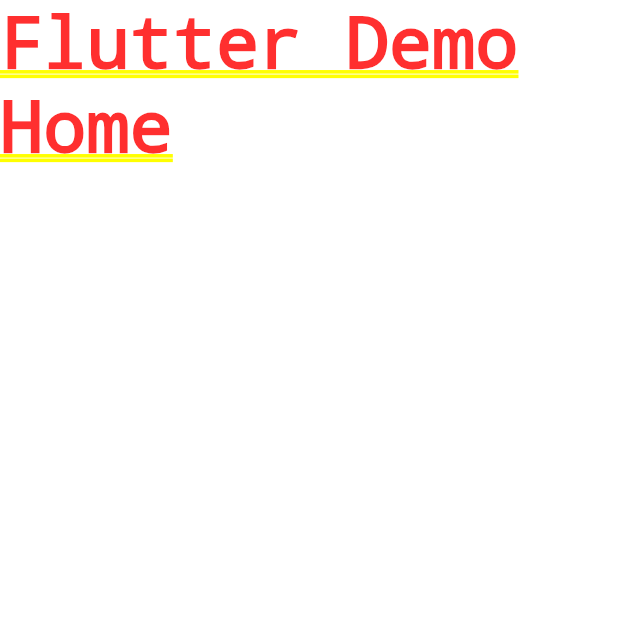
After one commit to claytonmagalhaesdev/flutter_clean_arch_template, a Flutter app: the screen it shows after launch, on a phone screen of 412 x 824 dp, the top half of it. The commit adds this screen. Run offline on Flutter 3.47's test engine with Material 3 defaults, Android fonts, the phone set to English and light mode, and no system bars.

Commit message:
refactor: :art: split main class into two classes
The main class was refactored to improve code organization. The logic was divided into two separate classes: one for initial setup and the other for app execution, making the code easier to maintain and scale in the future.

```diff
--- /dev/null
+++ b/lib/app.dart
@@ -0,0 +1,18 @@
+import 'package:flutter/material.dart';
+
+class App extends StatelessWidget {
+  const App({super.key});
+
+  // This widget is the root of your application.
+  @override
+  Widget build(BuildContext context) {
+    return MaterialApp(
+      title: 'Flutter Template',
+      theme: ThemeData(
+        colorScheme: ColorScheme.fromSeed(seedColor: Colors.deepPurple),
+        useMaterial3: true,
+      ),
+      home: const Text('Flutter Demo Home'),
+    );
+  }
+}
--- a/lib/main.dart
+++ b/lib/main.dart
@@ -1,22 +1,6 @@
 import 'package:flutter/material.dart';
+import 'package:flutter_clean_arch_template/app.dart';
 
 void main() {
-  runApp(const MyApp());
+  runApp(const App());
 }
-
-class MyApp extends StatelessWidget {
-  const MyApp({super.key});
-
-  // This widget is the root of your application.
-  @override
-  Widget build(BuildContext context) {
-    return MaterialApp(
-      title: 'Flutter Demo',
-      theme: ThemeData(
-        colorScheme: ColorScheme.fromSeed(seedColor: Colors.deepPurple),
-        useMaterial3: true,
-      ),
-      home: const Text('Flutter Demo Home'),
-    );
-  }
-}
```
